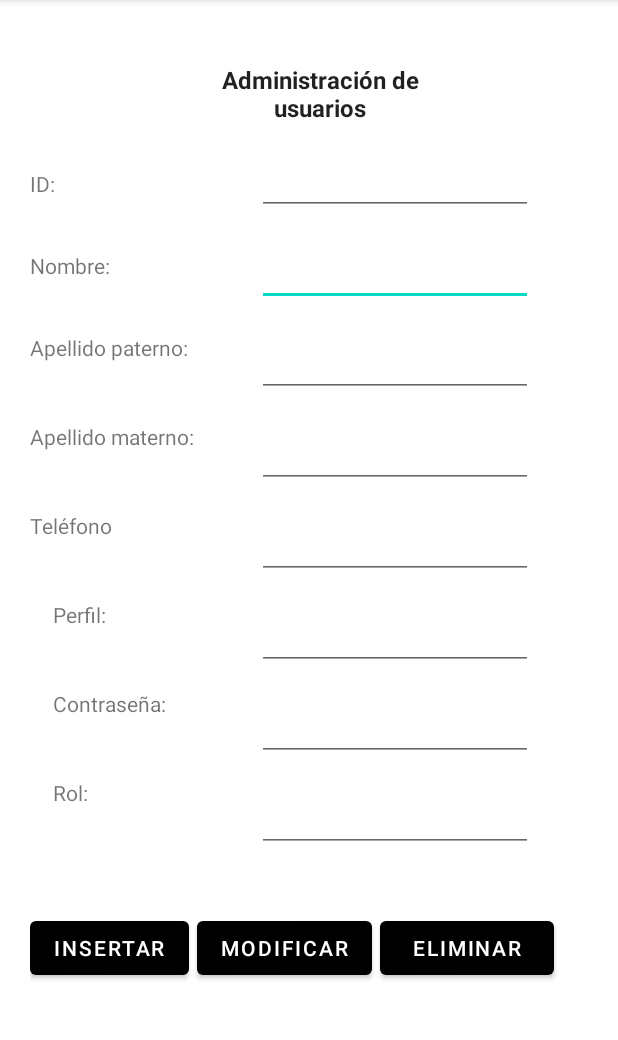
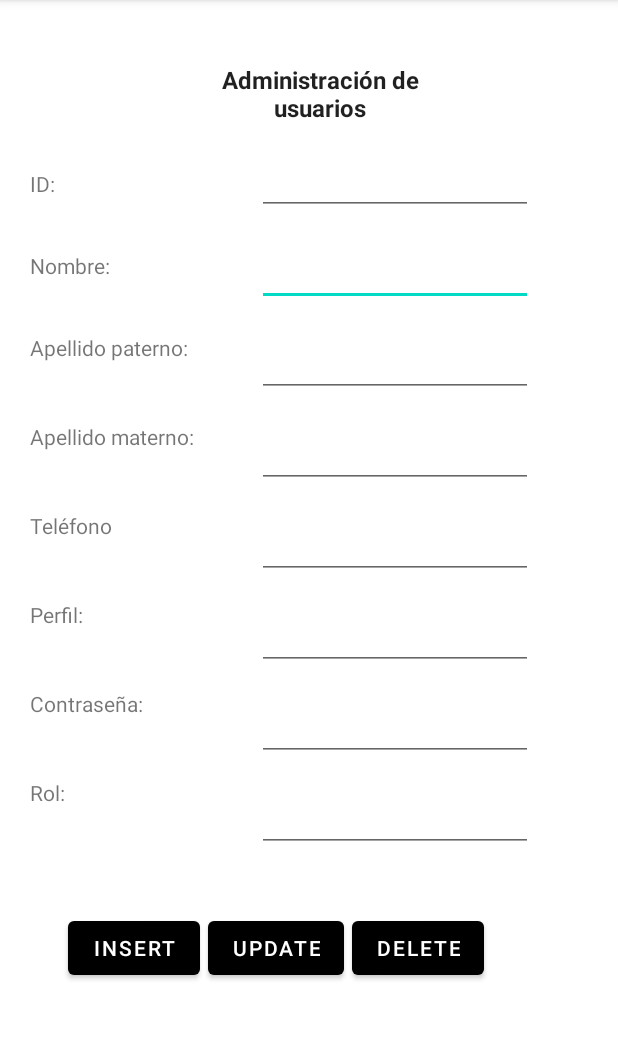
Before and after one commit to et-mohedano/GSW-Movil, an Android app: the adminUsuarios screen opened directly, with no data from a screen before it, on a phone screen of 412 x 824 dp, the part 84-1124 px from its top. Run offline under Robolectric (Android 15) with nearby library versions, the phone set to English and light mode, and no system bars.

Commit message:
Correción de interfaz usuarios y se agrego la interfaz del acerca de

```diff
--- a/app/src/main/AndroidManifest.xml
+++ b/app/src/main/AndroidManifest.xml
@@ -15,6 +15,9 @@
         android:roundIcon="@mipmap/ic_launcher_round"
         android:supportsRtl="true"
         android:theme="@style/Theme.AppMiCalculadora">
+        <activity
+            android:name=".acercaDe"
+            android:exported="true" />
         <activity
             android:name=".adminUsuarios"
             android:exported="true" />
--- a/app/src/main/res/layout/activity_admin_usuarios.xml
+++ b/app/src/main/res/layout/activity_admin_usuarios.xml
@@ -111,7 +111,7 @@
             android:layout_height="wrap_content"
             android:layout_below="@+id/txtTelUsu"
             android:layout_alignParentStart="true"
-            android:layout_marginStart="15dp"
+            android:layout_marginStart="0dp"
             android:layout_marginTop="40dp"
             android:text="Perfil:" />
 
@@ -132,7 +132,7 @@
             android:layout_height="wrap_content"
             android:layout_below="@+id/txtPerfil"
             android:layout_alignParentStart="true"
-            android:layout_marginStart="15dp"
+            android:layout_marginStart="0dp"
             android:layout_marginTop="40dp"
             android:text="Contraseña:" />
 
@@ -153,7 +153,7 @@
             android:layout_height="wrap_content"
             android:layout_below="@+id/txtPassword"
             android:layout_alignParentStart="true"
-            android:layout_marginStart="15dp"
+            android:layout_marginStart="0dp"
             android:layout_marginTop="40dp"
             android:text="Rol:" />
 
@@ -173,9 +173,11 @@
             android:layout_width="wrap_content"
             android:layout_height="wrap_content"
             android:layout_below="@+id/edtRolUsu"
+            android:layout_alignParentStart="true"
+            android:layout_marginStart="25dp"
             android:layout_marginTop="40dp"
-            android:text="Insertar"
-            app:backgroundTint="#000000"/>
+            android:text="Insert"
+            app:backgroundTint="#000000" />
 
         <Button
             android:id="@+id/btnModificarUsu"
@@ -185,21 +187,19 @@
             android:layout_marginStart="5dp"
             android:layout_marginTop="40dp"
             android:layout_toEndOf="@+id/btnInsertarUsu"
-            android:text="Modificar"
-            app:backgroundTint="#000000"/>
+            android:text="Update"
+            app:backgroundTint="#000000" />
 
         <Button
             android:id="@+id/btnEliminarUsu"
             android:layout_width="wrap_content"
             android:layout_height="wrap_content"
             android:layout_below="@+id/edtRolUsu"
-            android:layout_alignParentEnd="true"
             android:layout_marginStart="5dp"
             android:layout_marginTop="40dp"
-            android:layout_marginEnd="20dp"
             android:layout_toEndOf="@+id/btnModificarUsu"
-            android:text="Eliminar"
-            app:backgroundTint="#000000"/>
+            android:text="Delete"
+            app:backgroundTint="#000000" />
 
         <TextView
             android:id="@+id/txtIdUsu"
```
Also changed, not shown: app/src/main/java/com/example/appmicalculadora/acercaDe.java (added, +14 -0 lines), app/src/main/res/layout/activity_acerca_de.xml (added, +9 -0 lines).
